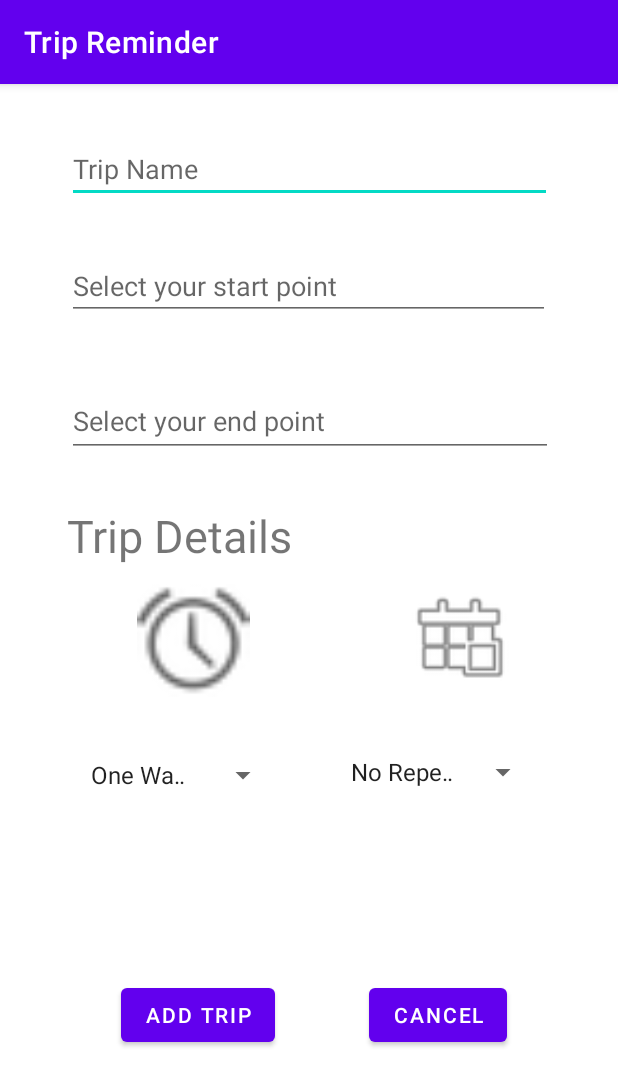
After one commit to tripReminder/AndroidProject, an Android app: the NewTrip screen opened directly, with no data from a screen before it, on a phone screen of 412 x 824 dp. The commit adds this screen. Shown: the top 1086 px of the screen. Run offline under Robolectric (Android 15) with nearby library versions, the phone set to English and light mode, and no system bars.

Commit message:
Trip Details View& Note

```diff
--- a/app/src/main/AndroidManifest.xml
+++ b/app/src/main/AndroidManifest.xml
@@ -9,6 +9,7 @@
         android:roundIcon="@mipmap/ic_launcher_round"
         android:supportsRtl="true"
         android:theme="@style/Theme.TripReminder">
+        <activity android:name=".NewTrip"></activity>
         <activity android:name=".MainActivity">
             <intent-filter>
                 <action android:name="android.intent.action.MAIN" />
--- a/app/src/main/java/com/tripreminder/app/MainActivity.java
+++ b/app/src/main/java/com/tripreminder/app/MainActivity.java
@@ -2,7 +2,10 @@ package com.tripreminder.app;
 
 import androidx.appcompat.app.AppCompatActivity;
 
+import android.content.Intent;
 import android.os.Bundle;
+import android.view.View;
+import android.widget.Button;
 
 public class MainActivity extends AppCompatActivity {
 
--- /dev/null
+++ b/app/src/main/java/com/tripreminder/app/NewTrip.java
@@ -0,0 +1,44 @@
+package com.tripreminder.app;
+
+import androidx.appcompat.app.AppCompatActivity;
+
+import android.os.Bundle;
+import android.view.View;
+import android.widget.AdapterView;
+import android.widget.ArrayAdapter;
+import android.widget.Spinner;
+
+public class NewTrip extends AppCompatActivity implements AdapterView.OnItemSelectedListener {
+
+    @Override
+    protected void onCreate(Bundle savedInstanceState) {
+        super.onCreate(savedInstanceState);
+        setContentView(R.layout.activity_new_trip);
+
+        Spinner spinner = findViewById(R.id.spinner1);
+        ArrayAdapter<CharSequence> adapter =ArrayAdapter.createFromResource(this,R.array.trip_type,
+                android.R.layout.simple_spinner_item);
+        adapter.setDropDownViewResource(android.R.layout.simple_spinner_dropdown_item);
+        spinner.setAdapter(adapter);
+        spinner.setOnItemSelectedListener(this);
+
+        Spinner spinner2 = findViewById(R.id.spinner2);
+        ArrayAdapter<CharSequence> adapter2 =ArrayAdapter.createFromResource(this,R.array.trip_repetition,
+                android.R.layout.simple_spinner_item);
+        adapter2.setDropDownViewResource(android.R.layout.simple_spinner_dropdown_item);
+        spinner2.setAdapter(adapter2);
+        spinner2.setOnItemSelectedListener(this);
+
+    }
+
+    @Override
+    public void onItemSelected(AdapterView<?> parent, View view, int position, long id) {
+        String text = parent.getItemAtPosition(position).toString();
+    }
+
+    @Override
+    public void onNothingSelected(AdapterView<?> parent) {
+
+    }
+
+}
--- a/app/src/main/res/layout/activity_main.xml
+++ b/app/src/main/res/layout/activity_main.xml
@@ -7,6 +7,7 @@
     tools:context=".MainActivity">
 
     <TextView
+        android:id="@+id/textView12"
         android:layout_width="wrap_content"
         android:layout_height="wrap_content"
         android:text="Hello World!"
--- /dev/null
+++ b/app/src/main/res/layout/activity_new_trip.xml
@@ -0,0 +1,113 @@
+<?xml version="1.0" encoding="utf-8"?>
+<androidx.constraintlayout.widget.ConstraintLayout xmlns:android="http://schemas.android.com/apk/res/android"
+    xmlns:app="http://schemas.android.com/apk/res-auto"
+    xmlns:tools="http://schemas.android.com/tools"
+    android:layout_width="match_parent"
+    android:layout_height="match_parent"
+    tools:context=".MainActivity">
+
+    <EditText
+        android:id="@+id/edtTripName"
+        android:layout_width="323dp"
+        android:layout_height="39dp"
+        android:layout_marginTop="40dp"
+        android:ems="10"
+        android:hint="@string/trip_name"
+        android:inputType="textPersonName"
+        app:layout_constraintEnd_toEndOf="parent"
+        app:layout_constraintStart_toStartOf="parent"
+        app:layout_constraintTop_toTopOf="parent" />
+
+    <EditText
+        android:id="@+id/edtEndPoint"
+        android:layout_width="324dp"
+        android:layout_height="47dp"
+        android:layout_marginTop="44dp"
+        android:ems="10"
+        android:hint="@string/end_point"
+        android:inputType="textPersonName"
+        app:layout_constraintStart_toStartOf="@+id/edtStartPoint"
+        app:layout_constraintTop_toBottomOf="@+id/edtStartPoint" />
+
+    <TextView
+        android:id="@+id/textView"
+        android:layout_width="wrap_content"
+        android:layout_height="wrap_content"
+        android:layout_marginTop="32dp"
+        android:text="@string/trip_details"
+        android:textSize="30sp"
+        app:layout_constraintStart_toStartOf="@+id/edtEndPoint"
+        app:layout_constraintTop_toBottomOf="@+id/edtEndPoint" />
+
+    <ImageView
+        android:id="@+id/imageView3"
+        android:layout_width="89dp"
+        android:layout_height="69dp"
+        app:layout_constraintEnd_toEndOf="parent"
+        app:layout_constraintHorizontal_bias="0.582"
+        app:layout_constraintStart_toEndOf="@+id/imageView2"
+        app:layout_constraintTop_toTopOf="@+id/imageView2"
+        app:srcCompat="@android:drawable/ic_menu_today" />
+
+    <Spinner
+        android:id="@+id/spinner2"
+        android:layout_width="133dp"
+        android:layout_height="28dp"
+        android:layout_marginStart="40dp"
+        app:layout_constraintStart_toEndOf="@+id/spinner1"
+        app:layout_constraintTop_toTopOf="@+id/spinner1" />
+
+    <Button
+        android:id="@+id/btnAdd"
+        android:layout_width="wrap_content"
+        android:layout_height="wrap_content"
+        android:layout_marginStart="28dp"
+        android:text="@string/add"
+        app:layout_constraintBottom_toBottomOf="parent"
+        app:layout_constraintStart_toStartOf="@+id/spinner1"
+        app:layout_constraintTop_toBottomOf="@+id/spinner1"
+        app:layout_constraintVertical_bias="0.493" />
+
+    <ImageView
+        android:id="@+id/imageView2"
+        android:layout_width="96dp"
+        android:layout_height="75dp"
+        android:layout_marginStart="36dp"
+        android:layout_marginTop="12dp"
+        app:layout_constraintStart_toStartOf="@+id/textView"
+        app:layout_constraintTop_toBottomOf="@+id/textView"
+        app:srcCompat="@android:drawable/ic_lock_idle_alarm" />
+
+    <Button
+        android:id="@+id/btnCancel"
+        android:layout_width="wrap_content"
+        android:layout_height="wrap_content"
+        android:layout_marginEnd="64dp"
+        android:text="@android:string/cancel"
+        app:layout_constraintEnd_toEndOf="parent"
+        app:layout_constraintHorizontal_bias="0.861"
+        app:layout_constraintStart_toEndOf="@+id/btnAdd"
+        app:layout_constraintTop_toTopOf="@+id/btnAdd" />
+
+    <Spinner
+        android:id="@+id/spinner1"
+        android:layout_width="133dp"
+        android:layout_height="32dp"
+        android:layout_marginStart="8dp"
+        android:layout_marginTop="36dp"
+        android:entries="@array/trip_type"
+        app:layout_constraintStart_toStartOf="@+id/textView"
+        app:layout_constraintTop_toBottomOf="@+id/imageView2" />
+
+    <EditText
+        android:id="@+id/edtStartPoint"
+        android:layout_width="322dp"
+        android:layout_height="42dp"
+        android:layout_marginTop="36dp"
+        android:ems="10"
+        android:hint="@string/start_point"
+        android:inputType="textPersonName"
+        app:layout_constraintStart_toStartOf="@+id/edtTripName"
+        app:layout_constraintTop_toBottomOf="@+id/edtTripName" />
+
+</androidx.constraintlayout.widget.ConstraintLayout>
--- a/app/src/main/res/values/strings.xml
+++ b/app/src/main/res/values/strings.xml
@@ -1,3 +1,26 @@
 <resources>
     <string name="app_name">Trip Reminder</string>
+    <string name="trip_name">Trip Name</string>
+    <string name="start_point">Select your start point</string>
+    <string name="end_point">Select your end point</string>
+    <string name="trip_details">Trip Details</string>
+    <string name="add">Add Trip</string>
+    <string name="cancel">Cancel</string>
+    <string name="details_time">Time:</string>
+    <string name="details_type">Type:</string>
+    <string name="details_from">From:</string>
+    <string name="details_to">To:</string>
+    <string name="details_status">Status:</string>
+
+    <string-array name="trip_type">
+        <item>One Way Trip</item>
+        <item>Round Trip</item>
+    </string-array>
+
+    <string-array name="trip_repetition">
+        <item>No Repeat</item>
+        <item>Repeat Daily</item>
+        <item>Repeat Weekly</item>
+        <item>Repeat Monthly</item>
+    </string-array>
 </resources>
```
Also changed, not shown: app/src/main/res/layout/trip_details.xml (added, +112 -0 lines).
